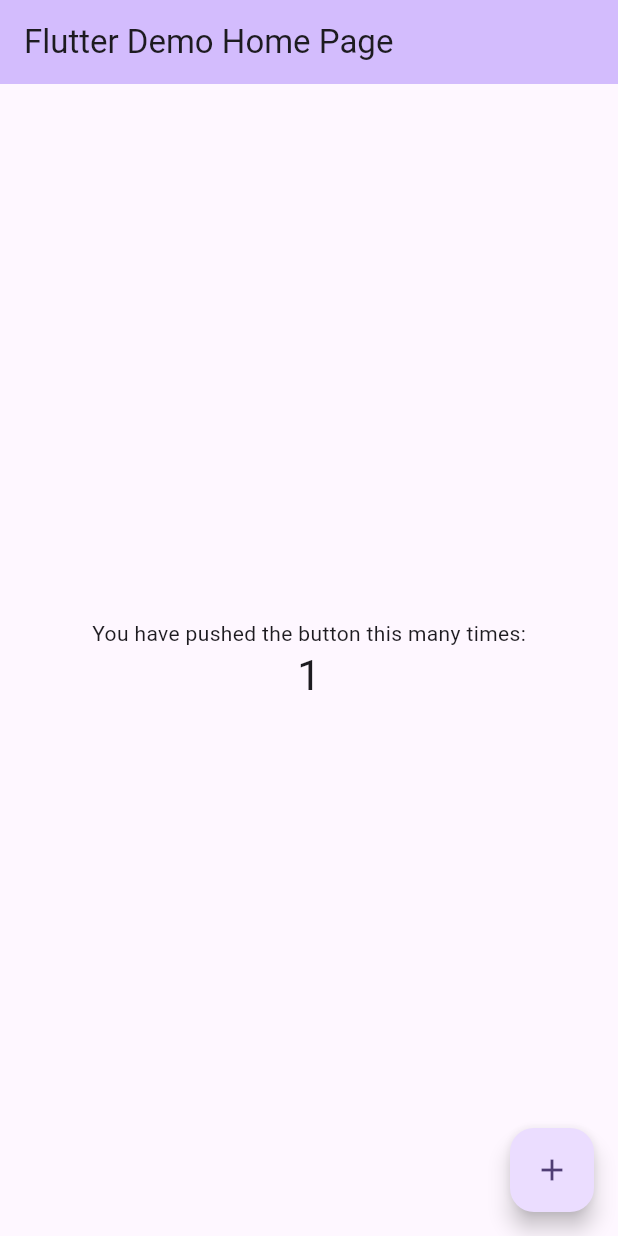
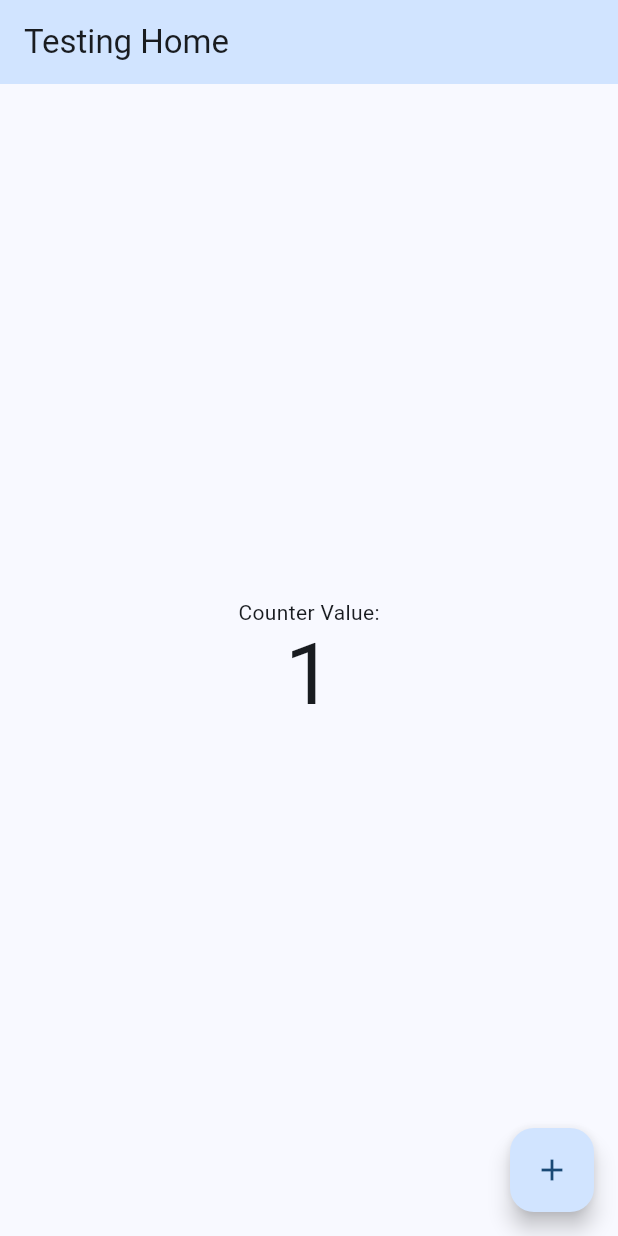
Before and after one commit to DiegoVilla27/flutter-unit-test, a Flutter app: the screen it shows after launch, after a tap on the "add" icon, on a phone screen of 412 x 824 dp. Run offline on Flutter 3.47's test engine with Material 3 defaults, Android fonts, the phone set to English and light mode, and no system bars.

Commit message:
feat(testing): implement basic counter tests and clean project

```diff
--- /dev/null
+++ b/lib/counter.dart
@@ -0,0 +1,7 @@
+class Counter {
+  int value = 0;
+
+  void increment() => value++;
+
+  void decrement() => value--;
+}
--- a/lib/main.dart
+++ b/lib/main.dart
@@ -1,4 +1,5 @@
 import 'package:flutter/material.dart';
+import 'counter.dart';
 
 void main() {
   runApp(const MyApp());
@@ -7,113 +8,56 @@ void main() {
 class MyApp extends StatelessWidget {
   const MyApp({super.key});
 
-  // This widget is the root of your application.
   @override
   Widget build(BuildContext context) {
     return MaterialApp(
-      title: 'Flutter Demo',
+      title: 'Flutter Unit Test Demo',
       theme: ThemeData(
-        // This is the theme of your application.
-        //
-        // TRY THIS: Try running your application with "flutter run". You'll see
-        // the application has a purple toolbar. Then, without quitting the app,
-        // try changing the seedColor in the colorScheme below to Colors.green
-        // and then invoke "hot reload" (save your changes or press the "hot
-        // reload" button in a Flutter-supported IDE, or press "r" if you used
-        // the command line to start the app).
-        //
-        // Notice that the counter didn't reset back to zero; the application
-        // state is not lost during the reload. To reset the state, use hot
-        // restart instead.
-        //
-        // This works for code too, not just values: Most code changes can be
-        // tested with just a hot reload.
-        colorScheme: .fromSeed(seedColor: Colors.deepPurple),
+        colorScheme: ColorScheme.fromSeed(seedColor: Colors.blue),
+        useMaterial3: true,
       ),
-      home: const MyHomePage(title: 'Flutter Demo Home Page'),
+      home: const HomeScreen(),
     );
   }
 }
 
-class MyHomePage extends StatefulWidget {
-  const MyHomePage({super.key, required this.title});
-
-  // This widget is the home page of your application. It is stateful, meaning
-  // that it has a State object (defined below) that contains fields that affect
-  // how it looks.
-
-  // This class is the configuration for the state. It holds the values (in this
-  // case the title) provided by the parent (in this case the App widget) and
-  // used by the build method of the State. Fields in a Widget subclass are
-  // always marked "final".
-
-  final String title;
+class HomeScreen extends StatefulWidget {
+  const HomeScreen({super.key});
 
   @override
-  State<MyHomePage> createState() => _MyHomePageState();
+  State<HomeScreen> createState() => _HomeScreenState();
 }
 
-class _MyHomePageState extends State<MyHomePage> {
-  int _counter = 0;
+class _HomeScreenState extends State<HomeScreen> {
+  final Counter _counter = Counter();
 
-  void _incrementCounter() {
+  void _increment() {
     setState(() {
-      // This call to setState tells the Flutter framework that something has
-      // changed in this State, which causes it to rerun the build method below
-      // so that the display can reflect the updated values. If we changed
-      // _counter without calling setState(), then the build method would not be
-      // called again, and so nothing would appear to happen.
-      _counter++;
+      _counter.increment();
     });
   }
 
   @override
   Widget build(BuildContext context) {
-    // This method is rerun every time setState is called, for instance as done
-    // by the _incrementCounter method above.
-    //
-    // The Flutter framework has been optimized to make rerunning build methods
-    // fast, so that you can just rebuild anything that needs updating rather
-    // than having to individually change instances of widgets.
     return Scaffold(
       appBar: AppBar(
-        // TRY THIS: Try changing the color here to a specific color (to
-        // Colors.amber, perhaps?) and trigger a hot reload to see the AppBar
-        // change color while the other colors stay the same.
-        backgroundColor: Theme.of(context).colorScheme.inversePrimary,
-        // Here we take the value from the MyHomePage object that was created by
-        // the App.build method, and use it to set our appbar title.
-        title: Text(widget.title),
+        title: const Text('Testing Home'),
+        backgroundColor: Theme.of(context).colorScheme.primaryContainer,
       ),
       body: Center(
-        // Center is a layout widget. It takes a single child and positions it
-        // in the middle of the parent.
         child: Column(
-          // Column is also a layout widget. It takes a list of children and
-          // arranges them vertically. By default, it sizes itself to fit its
-          // children horizontally, and tries to be as tall as its parent.
-          //
-          // Column has various properties to control how it sizes itself and
-          // how it positions its children. Here we use mainAxisAlignment to
-          // center the children vertically; the main axis here is the vertical
-          // axis because Columns are vertical (the cross axis would be
-          // horizontal).
-          //
-          // TRY THIS: Invoke "debug painting" (choose the "Toggle Debug Paint"
-          // action in the IDE, or press "p" in the console), to see the
-          // wireframe for each widget.
-          mainAxisAlignment: .center,
+          mainAxisAlignment: MainAxisAlignment.center,
           children: [
-            const Text('You have pushed the button this many times:'),
+            const Text('Counter Value:'),
             Text(
-              '$_counter',
-              style: Theme.of(context).textTheme.headlineMedium,
+              '${_counter.value}',
+              style: Theme.of(context).textTheme.displayLarge,
             ),
           ],
         ),
       ),
       floatingActionButton: FloatingActionButton(
-        onPressed: _incrementCounter,
+        onPressed: _increment,
         tooltip: 'Increment',
         child: const Icon(Icons.add),
       ),
--- a/pubspec.yaml
+++ b/pubspec.yaml
@@ -45,6 +45,8 @@ dev_dependencies:
   # package. See that file for information about deactivating specific lint
   # rules and activating additional ones.
   flutter_lints: ^6.0.0
+  http: ^1.6.0
+  mocktail: ^1.0.5
 
 # For information on the generic Dart part of this file, see the
 # following page: https://dart.dev/tools/pub/pubspec
```
Also changed, not shown: pubspec.lock, 3 other files.
